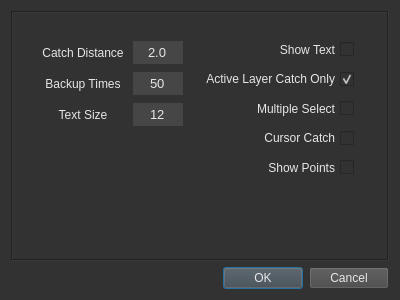
Before: the Qt Designer form src/ui/Setting.ui in chen6556/DSV, drawn with Qt 5.
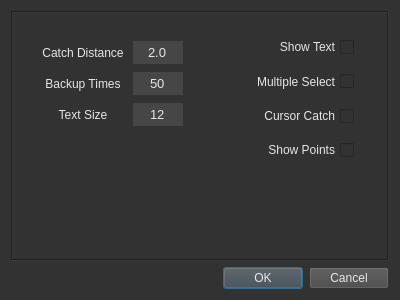
After: the same form once the commit is applied.

Commit message: 移除Active Layer Catch Only参数.

The edit to the form file:
```diff
--- a/src/ui/Setting.ui
+++ b/src/ui/Setting.ui
@@ -236,13 +236,13 @@
        <property name="geometry">
         <rect>
          <x>180</x>
-         <y>25</y>
+         <y>20</y>
          <width>161</width>
-         <height>141</height>
+         <height>131</height>
         </rect>
        </property>
        <layout class="QGridLayout" name="gridLayout_2">
-        <item row="4" column="0">
+        <item row="3" column="0">
          <widget class="QCheckBox" name="cursor_catch">
           <property name="sizePolicy">
            <sizepolicy hsizetype="Preferred" vsizetype="Preferred">
@@ -286,32 +286,7 @@
           </property>
          </widget>
         </item>
-        <item row="2" column="0">
-         <widget class="QCheckBox" name="catch_only">
-          <property name="sizePolicy">
-           <sizepolicy hsizetype="Preferred" vsizetype="Preferred">
-            <horstretch>0</horstretch>
-            <verstretch>0</verstretch>
-           </sizepolicy>
-          </property>
-          <property name="minimumSize">
-           <size>
-            <width>0</width>
-            <height>22</height>
-           </size>
-          </property>
-          <property name="layoutDirection">
-           <enum>Qt::RightToLeft</enum>
-          </property>
-          <property name="text">
-           <string>Active Layer Catch Only</string>
-          </property>
-          <property name="checked">
-           <bool>true</bool>
-          </property>
-         </widget>
-        </item>
-        <item row="5" column="0">
+        <item row="4" column="0">
          <widget class="QCheckBox" name="show_points">
           <property name="sizePolicy">
            <sizepolicy hsizetype="Preferred" vsizetype="Preferred">
@@ -333,7 +308,7 @@
           </property>
          </widget>
         </item>
-        <item row="3" column="0">
+        <item row="2" column="0">
          <widget class="QCheckBox" name="multiple_select">
           <property name="sizePolicy">
            <sizepolicy hsizetype="Preferred" vsizetype="Preferred">
```
The commit also changes 2 other files.
